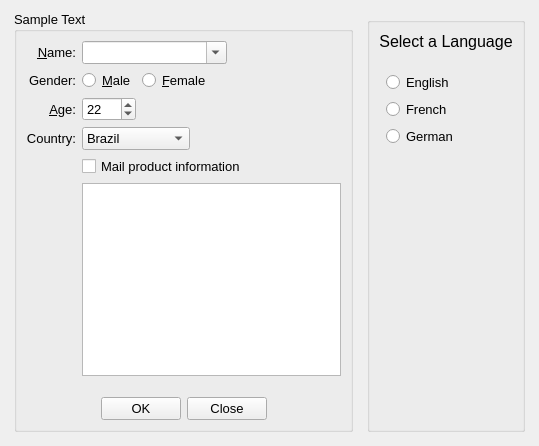
copperspice/kitchensink, file translate.ui: the form before one commit.
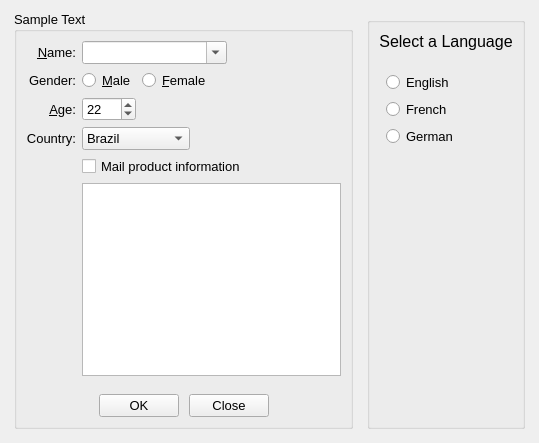
The form after the commit.

```diff
--- a/translate.ui
+++ b/translate.ui
@@ -7,7 +7,7 @@
     <x>0</x>
     <y>0</y>
     <width>539</width>
-    <height>446</height>
+    <height>443</height>
    </rect>
   </property>
   <property name="windowTitle">
@@ -207,13 +207,16 @@
         <property name="sizeHint" stdset="0">
          <size>
           <width>20</width>
-          <height>15</height>
+          <height>12</height>
          </size>
         </property>
        </spacer>
       </item>
       <item row="7" column="0" colspan="5">
        <layout class="QHBoxLayout" name="horizontalLayout_1">
+        <property name="spacing">
+         <number>10</number>
+        </property>
         <item>
          <spacer name="horizontalSpacer_1">
           <property name="orientation">
```
